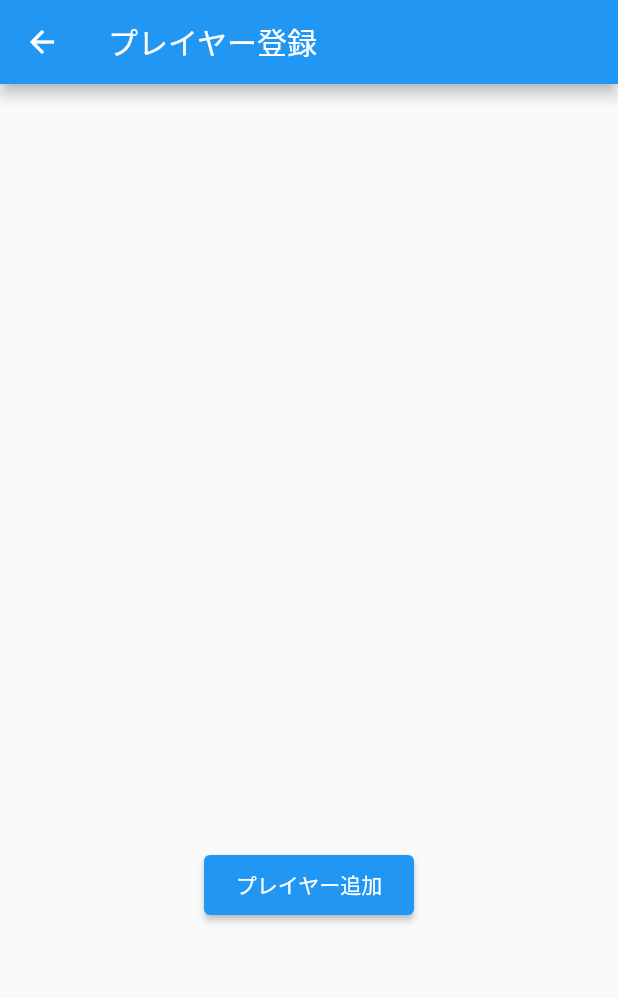
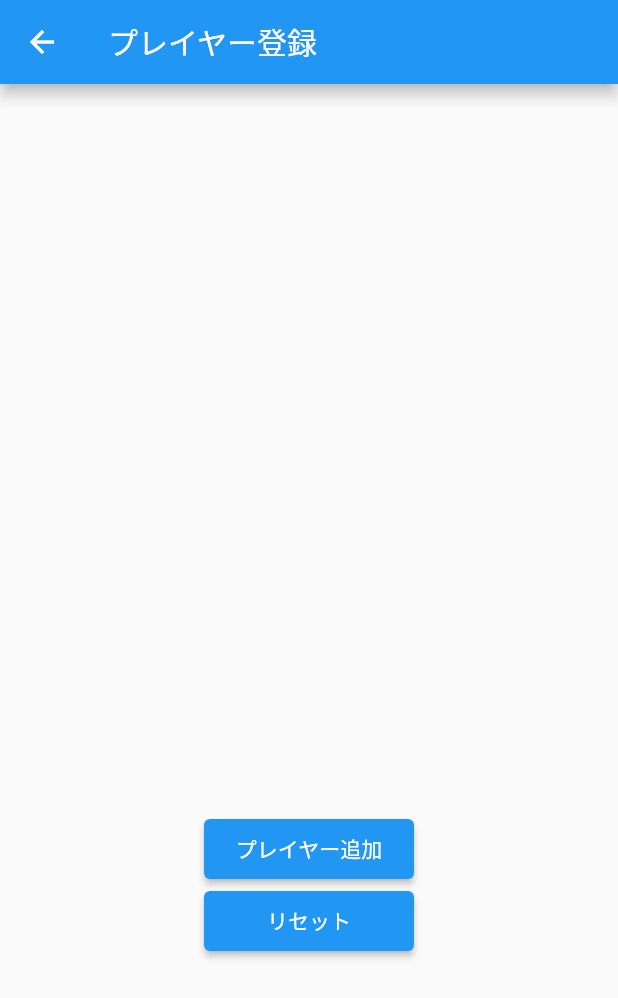
Before and after one commit to yumiba109/jinro-soup, a Flutter app: the PlayerView screen opened directly, on a phone screen of 412 x 824 dp. Shown: the top 998 px of the screen. Run offline on Flutter 3.47's test engine with Material 2 defaults, Android fonts, the phone set to English and light mode, and no system bars; our stand-ins replace flutter_hooks, freezed_annotation, hooks_riverpod, state_notifier; generated files the repository leaves out were written again.

Commit message:
プレイヤーリセット機能を追加

```diff
--- a/lib/views/player.dart
+++ b/lib/views/player.dart
@@ -27,6 +27,15 @@ class PlayerView extends HookWidget {
               ),
               onPressed: () {
                 context.read(playerViewModelProvider).createPlayer();
+              },
+            ),
+            ElevatedButton(
+              child: const Text('リセット'),
+              style: ButtonStyle(
+                minimumSize: MaterialStateProperty.all<Size>(Size(140, 40)),
+              ),
+              onPressed: () {
+                context.read(playerViewModelProvider).resetPlayer();
               },
             ),
           ],
```
Also changed, not shown: lib/viewModel/player.dart (+7 -0 lines).
